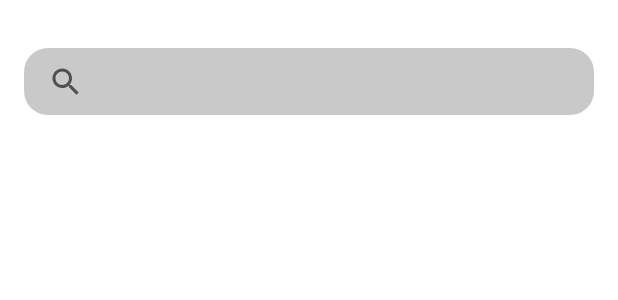
After one commit to mdb1217/Paging_Example, an Android app: the layout fragment_search.xml on its own in the app's theme, with its tools: preview values and no code run, on a phone screen of 412 x 824 dp. The commit adds this screen. Shown: the top 300 px of the screen. Run offline under Robolectric (Android 15) with nearby library versions, the phone set to English and light mode, and no system bars.

Commit message:
[MOD] modify and add xml file

```diff
--- /dev/null
+++ b/app/src/main/res/drawable-v24/selector_bottom_navigation.xml
@@ -0,0 +1,5 @@
+<?xml version="1.0" encoding="utf-8"?>
+<selector xmlns:android="http://schemas.android.com/apk/res/android">
+    <item android:state_checked="true" android:color="@color/black" />
+    <item android:color="@color/main_gray"  />
+</selector>
--- /dev/null
+++ b/app/src/main/res/drawable/ic_search.xml
@@ -0,0 +1,10 @@
+<vector xmlns:android="http://schemas.android.com/apk/res/android"
+    android:width="24dp"
+    android:height="24dp"
+    android:viewportWidth="24"
+    android:viewportHeight="24"
+    android:tint="?attr/colorControlNormal">
+  <path
+      android:fillColor="@android:color/white"
+      android:pathData="M15.5,14h-0.79l-0.28,-0.27C15.41,12.59 16,11.11 16,9.5 16,5.91 13.09,3 9.5,3S3,5.91 3,9.5 5.91,16 9.5,16c1.61,0 3.09,-0.59 4.23,-1.57l0.27,0.28v0.79l5,4.99L20.49,19l-4.99,-5zM9.5,14C7.01,14 5,11.99 5,9.5S7.01,5 9.5,5 14,7.01 14,9.5 11.99,14 9.5,14z"/>
+</vector>
--- /dev/null
+++ b/app/src/main/res/drawable/rectangle_fill_gray_16.xml
@@ -0,0 +1,5 @@
+<?xml version="1.0" encoding="utf-8"?>
+<shape xmlns:android="http://schemas.android.com/apk/res/android">
+    <solid android:color="@color/main_gray"/>
+    <corners android:radius="16dp"/>
+</shape>
--- /dev/null
+++ b/app/src/main/res/layout/fragment_search.xml
@@ -0,0 +1,66 @@
+<?xml version="1.0" encoding="utf-8"?>
+<layout xmlns:android="http://schemas.android.com/apk/res/android"
+    xmlns:app="http://schemas.android.com/apk/res-auto"
+    xmlns:tools="http://schemas.android.com/tools">
+
+    <data>
+
+    </data>
+
+    <androidx.constraintlayout.widget.ConstraintLayout
+        android:layout_width="match_parent"
+        android:layout_height="match_parent"
+        tools:context=".presentation.search.SearchFragment">
+
+
+        <androidx.constraintlayout.widget.ConstraintLayout
+            android:id="@+id/constraintLayout"
+            android:layout_width="0dp"
+            android:layout_height="wrap_content"
+            android:layout_marginStart="16dp"
+            android:layout_marginTop="32dp"
+            android:layout_marginEnd="16dp"
+            android:background="@drawable/rectangle_fill_gray_16"
+            app:layout_constraintEnd_toEndOf="parent"
+            app:layout_constraintHorizontal_bias="0.0"
+            app:layout_constraintStart_toStartOf="parent"
+            app:layout_constraintTop_toTopOf="parent">
+
+            <EditText
+                android:id="@+id/et_search"
+                android:layout_width="0dp"
+                android:layout_height="wrap_content"
+                android:background="@null"
+                android:ems="10"
+                android:inputType="textPersonName"
+                android:padding="10dp"
+                app:layout_constraintBottom_toBottomOf="parent"
+                app:layout_constraintEnd_toEndOf="parent"
+                app:layout_constraintStart_toEndOf="@+id/imageView"
+                app:layout_constraintTop_toTopOf="parent" />
+
+            <ImageView
+                android:id="@+id/imageView"
+                android:layout_width="wrap_content"
+                android:layout_height="wrap_content"
+                android:layout_marginStart="16dp"
+                android:src="@drawable/ic_search"
+                app:layout_constraintBottom_toBottomOf="parent"
+                app:layout_constraintStart_toStartOf="parent"
+                app:layout_constraintTop_toTopOf="parent" />
+        </androidx.constraintlayout.widget.ConstraintLayout>
+
+        <androidx.recyclerview.widget.RecyclerView
+            android:id="@+id/rv_search"
+            android:layout_width="0dp"
+            android:layout_height="0dp"
+            android:layout_marginTop="20dp"
+            android:layout_marginBottom="20dp"
+            app:layout_constraintBottom_toBottomOf="parent"
+            app:layout_constraintEnd_toEndOf="@+id/constraintLayout"
+            app:layout_constraintStart_toStartOf="@+id/constraintLayout"
+            app:layoutManager="androidx.recyclerview.widget.LinearLayoutManager"
+            app:layout_constraintTop_toBottomOf="@+id/constraintLayout" />
+
+    </androidx.constraintlayout.widget.ConstraintLayout>
+</layout>
--- a/app/src/main/res/values/colors.xml
+++ b/app/src/main/res/values/colors.xml
@@ -7,4 +7,6 @@
     <color name="teal_700">#FF018786</color>
     <color name="black">#FF000000</color>
     <color name="white">#FFFFFFFF</color>
+
+    <color name="main_gray">#C9C9C9</color>
 </resources>
--- a/app/src/main/res/values/themes.xml
+++ b/app/src/main/res/values/themes.xml
@@ -2,8 +2,8 @@
     <!-- Base application theme. -->
     <style name="Theme.PagingExample" parent="Theme.MaterialComponents.DayNight.NoActionBar">
         <!-- Primary brand color. -->
-        <item name="colorPrimary">@color/purple_500</item>
-        <item name="colorPrimaryVariant">@color/purple_700</item>
+        <item name="colorPrimary">@color/black</item>
+        <item name="colorPrimaryVariant">@color/black</item>
         <item name="colorOnPrimary">@color/white</item>
         <!-- Secondary brand color. -->
         <item name="colorSecondary">@color/teal_200</item>
```
Also changed, not shown: app/src/main/res/drawable/ic_folder.xml (added, +10 -0 lines), app/src/main/res/layout/activity_main.xml (+21 -8 lines), app/src/main/res/layout/fragment_local.xml (added, +14 -0 lines), app/src/main/res/layout/item_dog_list.xml (added, +38 -0 lines), app/src/main/res/menu/menu_main.xml (added, +14 -0 lines), app/src/main/res/values/strings.xml (+9 -0 lines).
